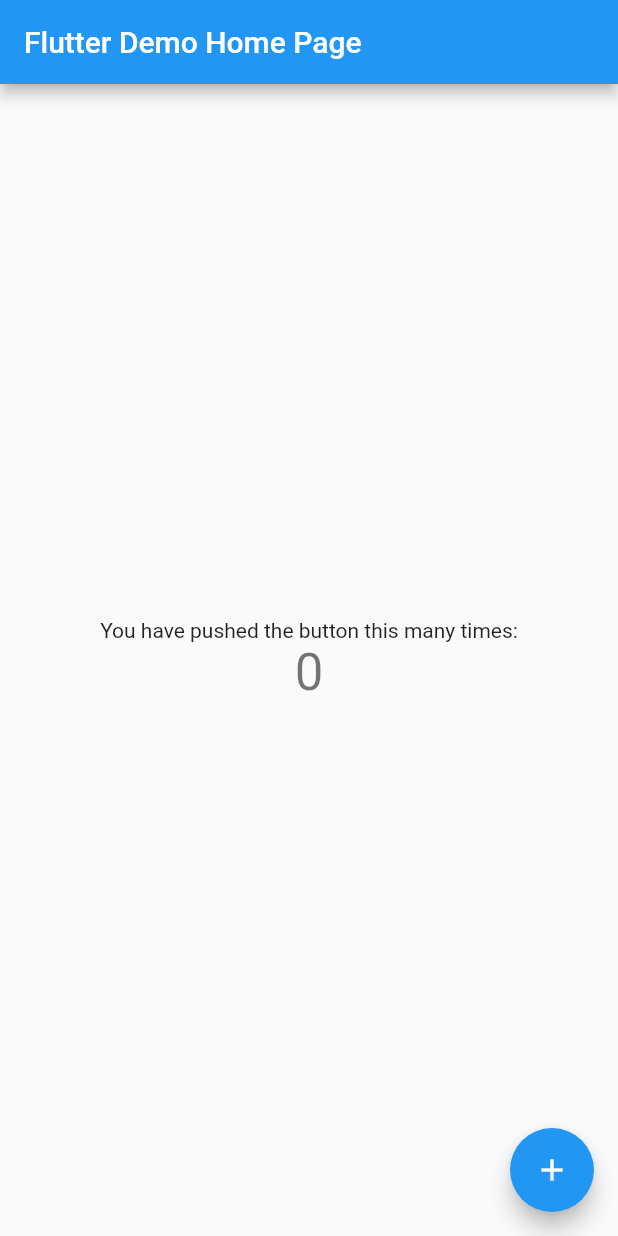
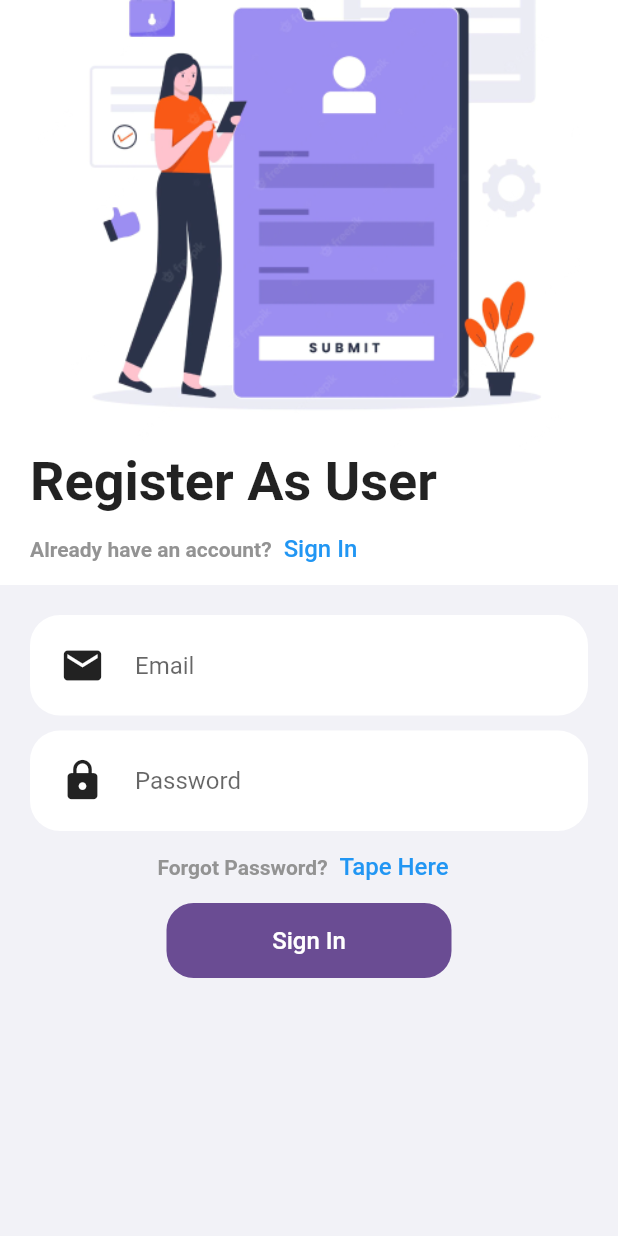
Before and after one commit to funds-chain/defu_front_end, a Flutter app: the screen it shows after launch, on a phone screen of 412 x 824 dp. Run offline on Flutter 3.47's test engine with Material 2 defaults, Android fonts, the light colour scheme and no system bars.

Commit message:
Add sign up screen

```diff
--- a/lib/main.dart
+++ b/lib/main.dart
@@ -1,3 +1,4 @@
+import 'package:defu_front_end/screens/signUp.dart';
 import 'package:flutter/material.dart';
 
 void main() {
@@ -11,105 +12,14 @@
   @override
   Widget build(BuildContext context) {
     return MaterialApp(
-      title: 'Flutter Demo',
+      title: 'De-Fu',
       theme: ThemeData(
-        // This is the theme of your application.
-        //
-        // Try running your application with "flutter run". You'll see the
-        // application has a blue toolbar. Then, without quitting the app, try
-        // changing the primarySwatch below to Colors.green and then invoke
-        // "hot reload" (press "r" in the console where you ran "flutter run",
-        // or simply save your changes to "hot reload" in a Flutter IDE).
-        // Notice that the counter didn't reset back to zero; the application
-        // is not restarted.
-        primarySwatch: Colors.blue,
+        scaffoldBackgroundColor: Colors.white,
       ),
-      home: const MyHomePage(title: 'Flutter Demo Home Page'),
+      home: const SignUpScreen(),
+      routes: {
+        'signUpScreen': (context) => const SignUpScreen(),
+      },
     );
   }
 }
-
-class MyHomePage extends StatefulWidget {
-  const MyHomePage({super.key, required this.title});
-
-  // This widget is the home page of your application. It is stateful, meaning
-  // that it has a State object (defined below) that contains fields that affect
-  // how it looks.
-
-  // This class is the configuration for the state. It holds the values (in this
-  // case the title) provided by the parent (in this case the App widget) and
-  // used by the build method of the State. Fields in a Widget subclass are
-  // always marked "final".
-
-  final String title;
-
-  @override
-  State<MyHomePage> createState() => _MyHomePageState();
-}
-
-class _MyHomePageState extends State<MyHomePage> {
-  int _counter = 0;
-
-  void _incrementCounter() {
-    setState(() {
-      // This call to setState tells the Flutter framework that something has
-      // changed in this State, which causes it to rerun the build method below
-      // so that the display can reflect the updated values. If we changed
-      // _counter without calling setState(), then the build method would not be
-      // called again, and so nothing would appear to happen.
-      _counter++;
-    });
-  }
-
-  @override
-  Widget build(BuildContext context) {
-    // This method is rerun every time setState is called, for instance as done
-    // by the _incrementCounter method above.
-    //
-    // The Flutter framework has been optimized to make rerunning build methods
-    // fast, so that you can just rebuild anything that needs updating rather
-    // than having to individually change instances of widgets.
-    return Scaffold(
-      appBar: AppBar(
-        // Here we take the value from the MyHomePage object that was created by
-        // the App.build method, and use it to set our appbar title.
-        title: Text(widget.title),
-      ),
-      body: Center(
-        // Center is a layout widget. It takes a single child and positions it
-        // in the middle of the parent.
-        child: Column(
-          // Column is also a layout widget. It takes a list of children and
-          // arranges them vertically. By default, it sizes itself to fit its
-          // children horizontally, and tries to be as tall as its parent.
-          //
-          // Invoke "debug painting" (press "p" in the console, choose the
-          // "Toggle Debug Paint" action from the Flutter Inspector in Android
-          // Studio, or the "Toggle Debug Paint" command in Visual Studio Code)
-          // to see the wireframe for each widget.
-          //
-          // Column has various properties to control how it sizes itself and
-          // how it positions its children. Here we use mainAxisAlignment to
-          // center the children vertically; the main axis here is the vertical
-          // axis because Columns are vertical (the cross axis would be
-          // horizontal).
-          mainAxisAlignment: MainAxisAlignment.center,
-          children: <Widget>[
-            const Text(
-              'You have pushed the button this many times:',
-            ),
-            Text(
-              '$_counter',
-              style: Theme.of(context).textTheme.headlineMedium,
-            ),
-          ],
-        ),
-      ),
-      floatingActionButton: FloatingActionButton(
-        onPressed: _incrementCounter,
-        tooltip: 'Increment',
-        child: const Icon(Icons.add),
-      ), // This trailing comma makes auto-formatting nicer for build methods.
-    );
-  }
-}
--- /dev/null
+++ b/lib/screens/dashboard.dart
@@ -0,0 +1,15 @@
+import 'package:flutter/material.dart';
+
+class DashboardScreen extends StatefulWidget {
+  const DashboardScreen({Key? key}) : super(key: key);
+
+  @override
+  State<DashboardScreen> createState() => _DashboardScreenState();
+}
+
+class _DashboardScreenState extends State<DashboardScreen> {
+  @override
+  Widget build(BuildContext context) {
+    return const Placeholder();
+  }
+}
--- /dev/null
+++ b/lib/screens/signUp.dart
@@ -0,0 +1,189 @@
+import 'package:flutter/material.dart';
+
+class SignUpScreen extends StatefulWidget {
+  const SignUpScreen({Key? key}) : super(key: key);
+
+  @override
+  State<SignUpScreen> createState() => _SignUpScreenState();
+}
+
+class _SignUpScreenState extends State<SignUpScreen> {
+  @override
+  Widget build(BuildContext context) {
+    return Scaffold(
+      body: SafeArea(
+        child: SingleChildScrollView(
+          child: Column(
+            children: [
+              Padding(
+                padding: const EdgeInsets.symmetric(horizontal: 20),
+                child: Column(
+                  mainAxisAlignment: MainAxisAlignment.start,
+                  children: [
+                    Center(
+                      child: Image.asset(
+                        'assets/images/signInImage.png',
+                        fit: BoxFit.fitWidth,
+                        height: 300,
+                      ),
+                    ),
+                    Container(
+                      alignment: Alignment.centerLeft,
+                      child: const Text(
+                        'Register As User',
+                        style: TextStyle(
+                          fontWeight: FontWeight.bold,
+                          fontSize: 36,
+                        ),
+                      ),
+                    ),
+                    Row(
+                      children: [
+                        const Text(
+                          'Already have an account?',
+                          style: TextStyle(
+                              fontWeight: FontWeight.bold,
+                              fontSize: 14,
+                              color: Color(0xff939393)),
+                        ),
+                        TextButton(
+                          onPressed: () {},
+                          child: const Text(
+                            'Sign In',
+                            style: TextStyle(color: Colors.blue, fontSize: 16),
+                          ),
+                        ),
+                      ],
+                    ),
+                  ],
+                ),
+              ),
+              Container(
+                height: 500,
+                color: const Color(0xffF2F2F7),
+                padding: const EdgeInsets.all(20),
+                child: Column(
+                  children: [
+                    Container(
+                      height: 67,
+                      decoration: BoxDecoration(
+                        color: Colors.white,
+                        borderRadius: BorderRadius.circular(20),
+                      ),
+                      child: Row(
+                        children: [
+                          const SizedBox(
+                            width: 20,
+                          ),
+                          const Icon(
+                            Icons.mail,
+                            size: 30,
+                          ),
+                          const SizedBox(
+                            width: 20,
+                          ),
+                          SizedBox(
+                            width: 270,
+                            child: TextFormField(
+                              style: const TextStyle(
+                                color: Colors.black,
+                              ),
+                              decoration: const InputDecoration(
+                                hintText: 'Email',
+                                enabledBorder: InputBorder.none,
+                              ),
+                            ),
+                          ),
+                        ],
+                      ),
+                    ),
+                    const SizedBox(
+                      height: 10,
+                    ),
+                    Container(
+                      height: 67,
+                      decoration: BoxDecoration(
+                        color: Colors.white,
+                        borderRadius: BorderRadius.circular(20),
+                      ),
+                      child: Row(
+                        children: [
+                          const SizedBox(
+                            width: 20,
+                          ),
+                          const Icon(
+                            Icons.lock,
+                            size: 30,
+                          ),
+                          const SizedBox(
+                            width: 20,
+                          ),
+                          SizedBox(
+                            width: 270,
+                            child: TextFormField(
+                              style: const TextStyle(
+                                color: Colors.black,
+                              ),
+                              decoration: const InputDecoration(
+                                hintText: 'Password',
+                                enabledBorder: InputBorder.none,
+                              ),
+                            ),
+                          ),
+                        ],
+                      ),
+                    ),
+                    Center(
+                      child: Row(
+                        children: [
+                          const Spacer(),
+                          const Text(
+                            'Forgot Password?',
+                            style: TextStyle(
+                                fontWeight: FontWeight.bold,
+                                fontSize: 14,
+                                color: Color(0xff939393)),
+                          ),
+                          TextButton(
+                            onPressed: () {},
+                            child: const Text(
+                              'Tape Here',
+                              style:
+                                  TextStyle(color: Colors.blue, fontSize: 16),
+                            ),
+                          ),
+                          const Spacer(),
+                        ],
+                      ),
+                    ),
+                    SizedBox(
+                      height: 50,
+                      width: 190,
+                      child: TextButton(
+                        style: ButtonStyle(
+                          backgroundColor: MaterialStateProperty.all<Color>(
+                              const Color(0xff6A4C93)),
+                          shape:
+                              MaterialStateProperty.all<RoundedRectangleBorder>(
+                            RoundedRectangleBorder(
+                              borderRadius: BorderRadius.circular(18.0),
+                            ),
+                          ),
+                        ),
+                        onPressed: () {},
+                        child: const Text(
+                          'Sign In',
+                          style: TextStyle(color: Colors.white, fontSize: 16),
+                        ),
+                      ),
+                    )
+                  ],
+                ),
+              ),
+            ],
+          ),
+        ),
+      ),
+    );
+  }
+}
--- a/pubspec.yaml
+++ b/pubspec.yaml
@@ -35,6 +35,7 @@
   # The following adds the Cupertino Icons font to your application.
   # Use with the CupertinoIcons class for iOS style icons.
   cupertino_icons: ^1.0.2
+  flutter_svg: ^2.0.5
 
 dev_dependencies:
   flutter_test:
@@ -59,9 +60,8 @@
   uses-material-design: true
 
   # To add assets to your application, add an assets section, like this:
-  # assets:
-  #   - images/a_dot_burr.jpeg
-  #   - images/a_dot_ham.jpeg
+  assets:
+    - assets/images/
 
   # An image asset can refer to one or more resolution-specific "variants", see
   # https://flutter.dev/assets-and-images/#resolution-aware
```
Also changed, not shown: assets/images/signInImage.png (added), assets/images/signInImage.svg (added), pubspec.lock.
